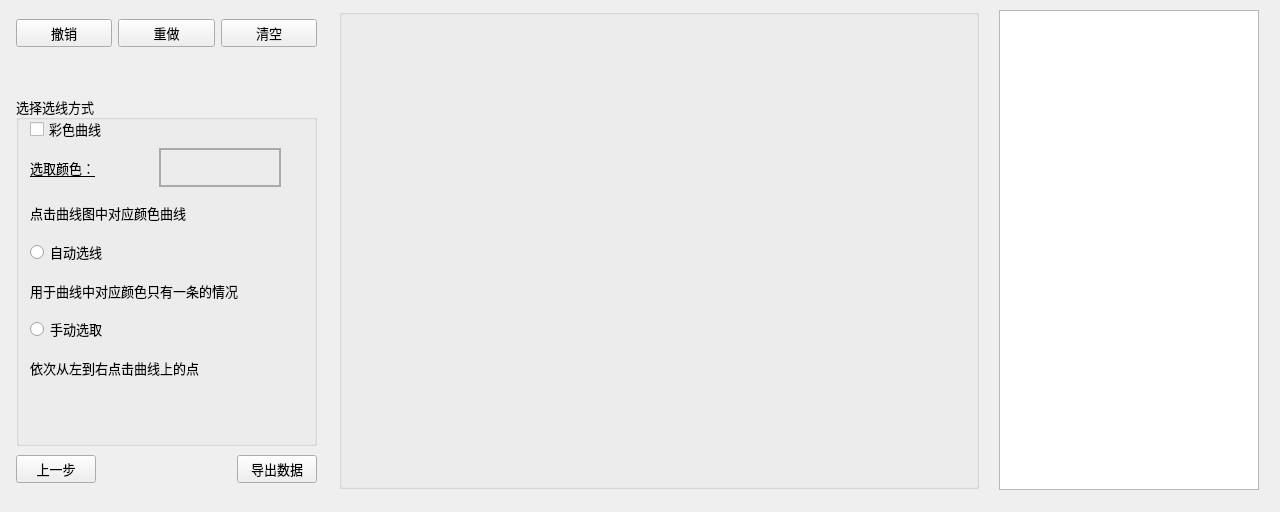
Old version of the form mainwindow.ui in the repository Kappa9/OUC-CurveExtraction.
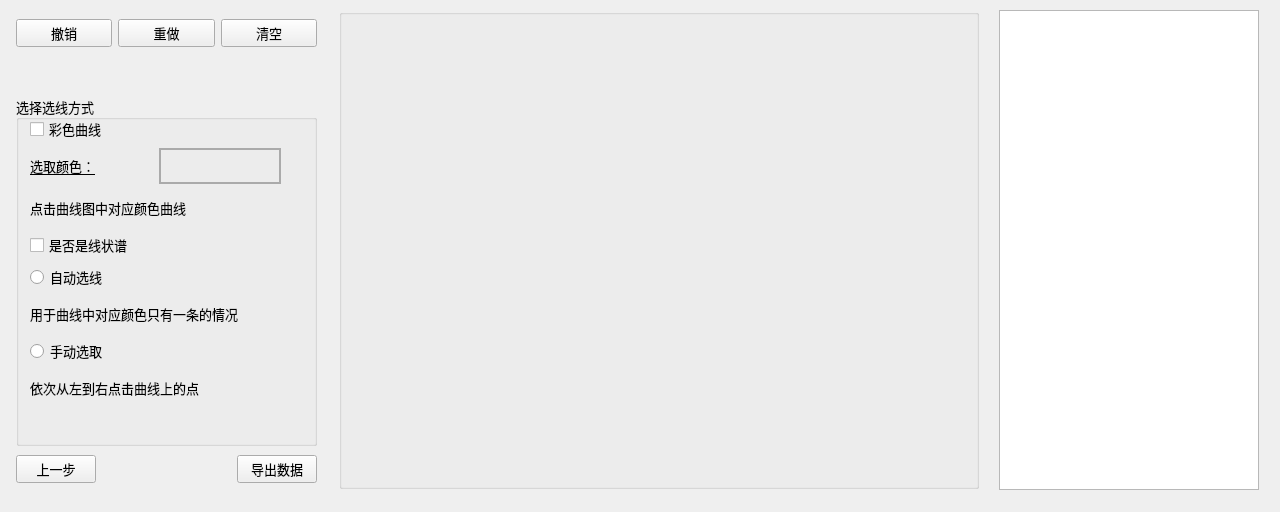
New version of the form. The open tabs and pages were chosen to show the change. Icons and pictures are not drawn. Custom widgets are drawn as their Qt base class.

Commit message: Feature: UI修改

```diff
--- a/mainwindow.ui
+++ b/mainwindow.ui
@@ -518,7 +518,7 @@
               <x>14</x>
               <y>20</y>
               <width>281</width>
-              <height>271</height>
+              <height>290</height>
              </rect>
             </property>
             <layout class="QVBoxLayout" name="checkBoxLayout">
@@ -618,6 +618,13 @@
                </property>
               </widget>
              </item>
+             <item>
+              <widget class="QCheckBox" name="lineptmCheckBox">
+               <property name="text">
+                <string>是否是线状谱</string>
+               </property>
+              </widget>
+             </item>
              <item>
               <widget class="QRadioButton" name="autoChooseRadioButton">
                <property name="font">
```
Left out of the diff: 2 changed lines with no effect on the pictures. The commit also changes 1 other file.
